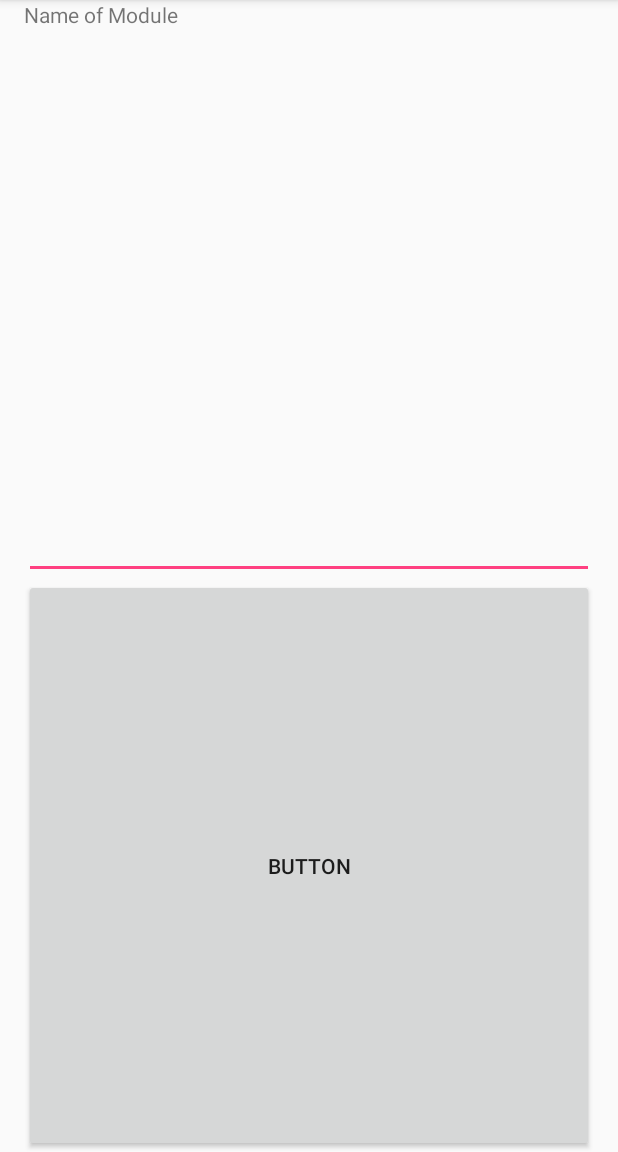
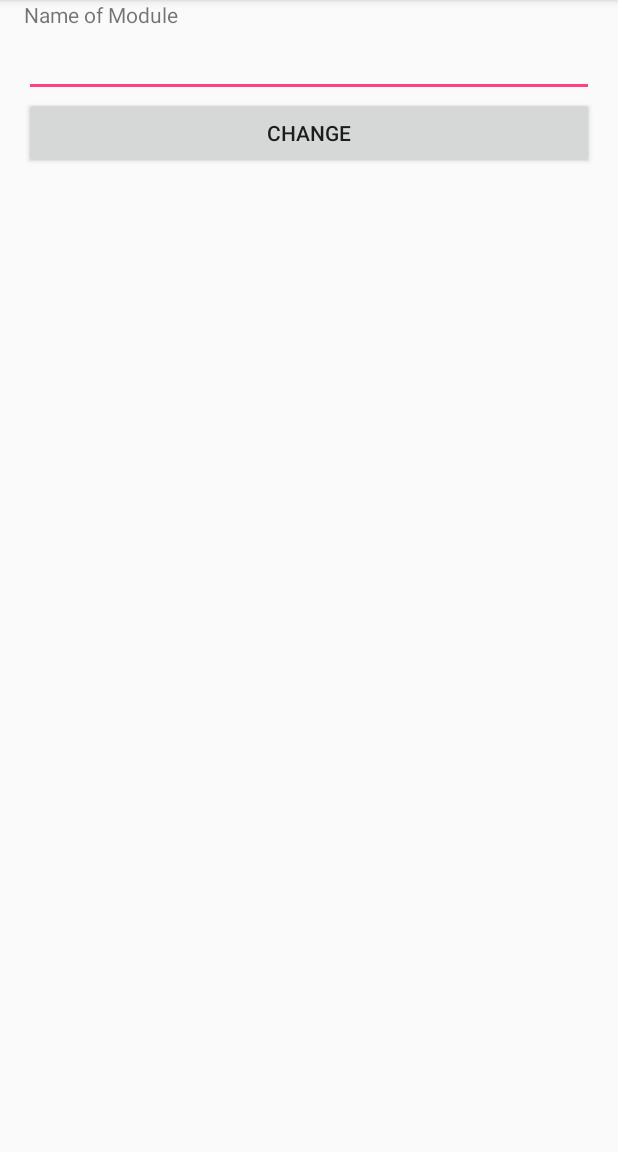
Before and after one commit to Dartyn/ThirdAppProto, an Android app: the ModuleActivity screen opened directly, with no data from a screen before it, on a phone screen of 412 x 824 dp, the part 84-1236 px from its top. Run offline under Robolectric (Android 15) with nearby library versions, the phone set to English and light mode, and no system bars.

Commit message:
Module activity changed

```diff
--- a/app/src/main/res/layout/activity_module.xml
+++ b/app/src/main/res/layout/activity_module.xml
@@ -2,7 +2,7 @@
 <LinearLayout xmlns:android="http://schemas.android.com/apk/res/android"
     android:layout_width="match_parent"
     android:layout_height="match_parent"
-    android:gravity="center"
+    android:gravity="top|center"
     android:orientation="vertical"
     android:paddingLeft="16dp"
     android:paddingRight="16dp">
@@ -12,8 +12,8 @@
 
     <LinearLayout
         android:layout_width="match_parent"
-        android:layout_height="40dp"
-        android:layout_weight="1"
+        android:layout_height="wrap_content"
+        android:layout_weight="0"
         android:orientation="vertical">
 
         <TextView
@@ -35,15 +35,15 @@
     <LinearLayout
         android:layout_width="match_parent"
         android:layout_height="wrap_content"
-        android:layout_weight="1"
+        android:layout_weight="0"
         android:orientation="vertical">
 
         <Button
             android:id="@+id/button"
             android:layout_width="match_parent"
-            android:layout_height="35dp"
+            android:layout_height="match_parent"
             android:layout_weight="1"
-            android:text="Button" />
+            android:text="Change" />
     </LinearLayout>
 
 </LinearLayout>
```
